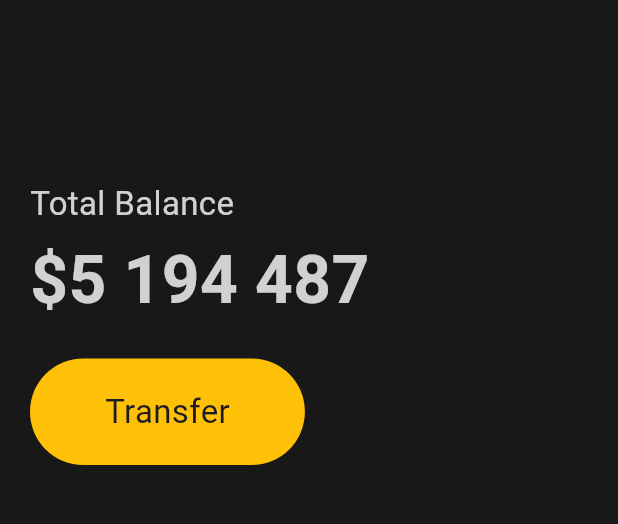
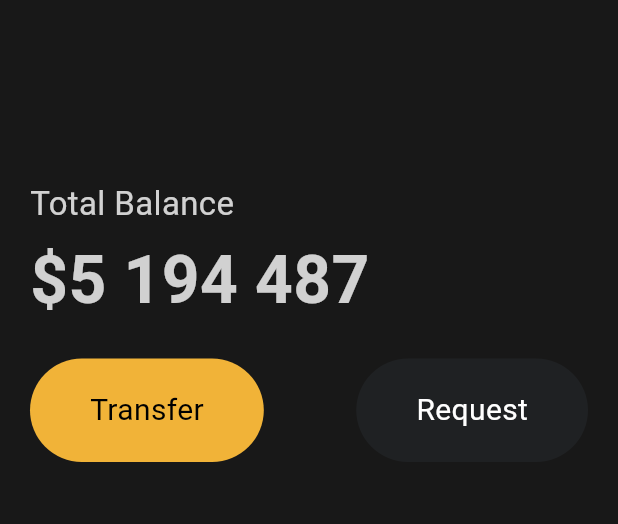
Before and after one commit to gouthiki90/flutter-tour, a Flutter app: the screen it shows after launch, on a phone screen of 412 x 824 dp, the part 204-728 px from its top. Run offline on Flutter 3.47's test engine with Material 3 defaults, Android fonts, the phone set to English and light mode, and no system bars.

Commit message:
Resuable Widget

```diff
--- a/lib/main.dart
+++ b/lib/main.dart
@@ -1,4 +1,5 @@
 import 'package:flutter/material.dart';
+import 'package:welcome_flutter/widget/button.dart';
 
 // 컴파일하기 전에 이미 알고 있는 값. 컴파일 시 variable를 대치한다.
 const taxAmount = 15;
@@ -88,23 +89,19 @@ class App extends StatelessWidget {
                 const SizedBox(
                   height: 20,
                 ),
-                Row(
+                const Row(
+                  mainAxisAlignment: MainAxisAlignment.spaceBetween,
                   children: [
-                    Container(
-                      decoration: BoxDecoration(
-                        color: Colors.amber,
-                        borderRadius: BorderRadius.circular(45),
-                      ),
-                      child: const Padding(
-                        padding: EdgeInsets.symmetric(
-                          vertical: 20,
-                          horizontal: 50,
-                        ),
-                        child: Text(
-                          'Transfer',
-                          style: TextStyle(fontSize: 22),
-                        ),
-                      ),
+                    // 커스텀 위젯 중복 위젯 방지
+                    Button(
+                      text: 'Transfer',
+                      bgcolor: Color(0xFFF1B338),
+                      textcolor: Colors.black,
+                    ),
+                    Button(
+                      text: 'Request',
+                      bgcolor: Color(0xFF1F2123),
+                      textcolor: Colors.white,
                     ),
                   ],
                 ),
--- /dev/null
+++ b/lib/widget/button.dart
@@ -0,0 +1,37 @@
+import 'package:flutter/material.dart';
+
+class Button extends StatelessWidget {
+  final String text;
+  final Color bgcolor;
+  final Color textcolor;
+
+  const Button(
+      {super.key,
+      required this.text,
+      required this.bgcolor,
+      required this.textcolor});
+
+  @override
+  Widget build(Object context) {
+    return Container(
+      decoration: BoxDecoration(
+        color: bgcolor,
+        borderRadius: BorderRadius.circular(45),
+      ),
+      child: Padding(
+        // 커스텀 위젯이기 때문에 padding의 const는 존재할 수 없게 된다. 자식의 값이 달라질 수 있기 때문.
+        padding: const EdgeInsets.symmetric(
+          vertical: 20,
+          horizontal: 40,
+        ),
+        child: Text(
+          text,
+          style: TextStyle(
+            fontSize: 20,
+            color: textcolor,
+          ),
+        ),
+      ),
+    );
+  }
+}
```
